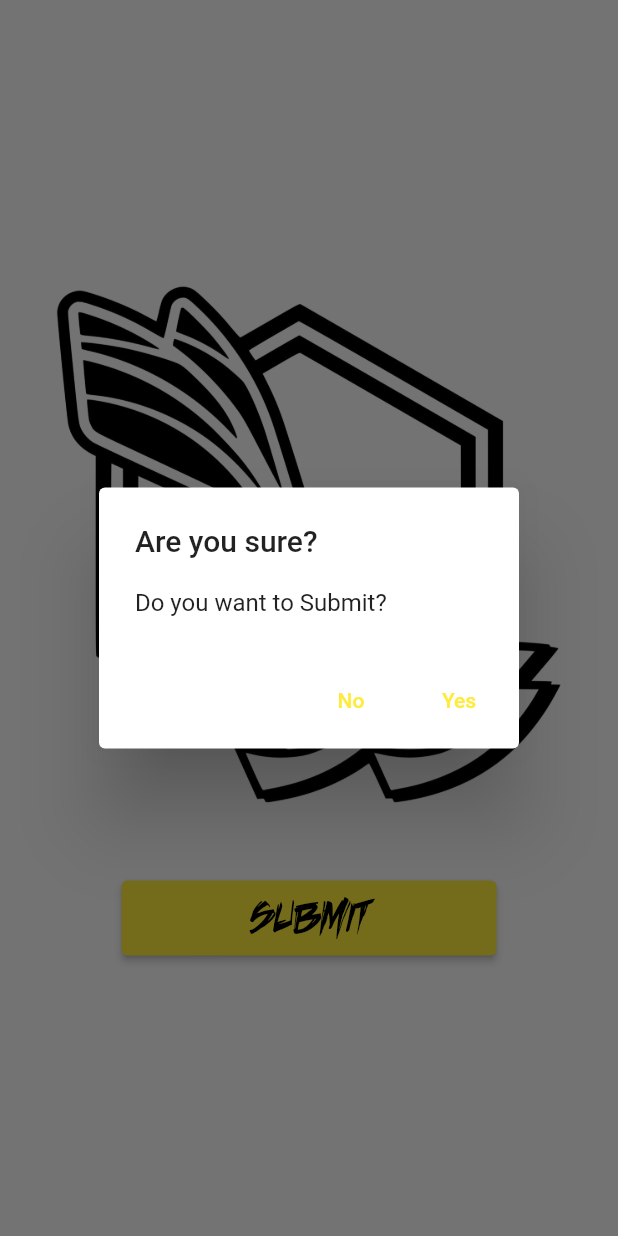
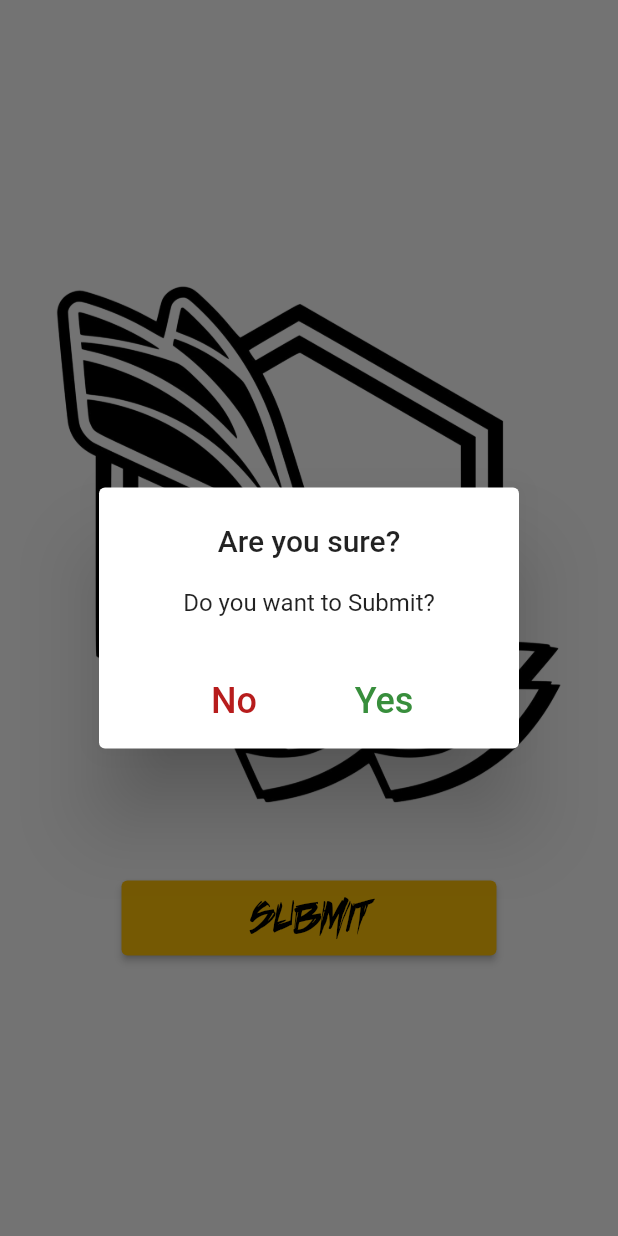
Before and after one commit to gtvario/HiveMind, a Flutter app: the SubmitDataPage widget shown alone on an empty page, opened directly with empty values, after a tap on "Submit", on a phone screen of 412 x 824 dp. Run offline on Flutter 3.47's test engine with Material 2 defaults, Android fonts, the phone set to English and light mode, and no system bars; our stand-ins replace flutter_rating_bar, flutter_spinbox, settings_ui; missing offline and left inert: number_inc_dec; project files that could hold a hidden picture were left out.

Commit message:
Centered The Submit Text

```diff
--- a/lib/pages/finalize_data.dart
+++ b/lib/pages/finalize_data.dart
@@ -26,24 +26,37 @@ class _SubmitDataPageState extends State<SubmitDataPage> {
             width: 250,
             height: 50,
             child: ElevatedButton(
+              style: ElevatedButton.styleFrom(
+                backgroundColor: Colors.amber,
+              ),
               onPressed: () {
                 showDialog(
                   context: context,
                   builder: (context) => AlertDialog(
-                    title: const Text('Are you sure?'),
-                    content: const Text('Do you want to Submit?'),
+                    title: const Text(
+                      'Are you sure?',
+                      textAlign: TextAlign.center,
+                    ),
+                    content: const Text('Do you want to Submit?',
+                        textAlign: TextAlign.center),
+                    actionsAlignment: MainAxisAlignment.center,
                     actions: <Widget>[
                       TextButton(
                         onPressed: () => Navigator.of(context).pop(true),
-                        child: const Text('No'),
+                        child: Text('No',
+                            style: TextStyle(
+                                fontSize: 24, color: Colors.red[900])),
                       ),
+                      SizedBox(width: 20),
                       TextButton(
                         onPressed: () {
                           Navigator.of(context).pop(true);
                           widget.scoutData.writeFile();
                           Navigator.pop(context);
                         },
-                        child: const Text('Yes'),
+                        child: Text('Yes',
+                            style: TextStyle(
+                                fontSize: 24, color: Colors.green[700])),
                       ),
                     ],
                   ),
```
